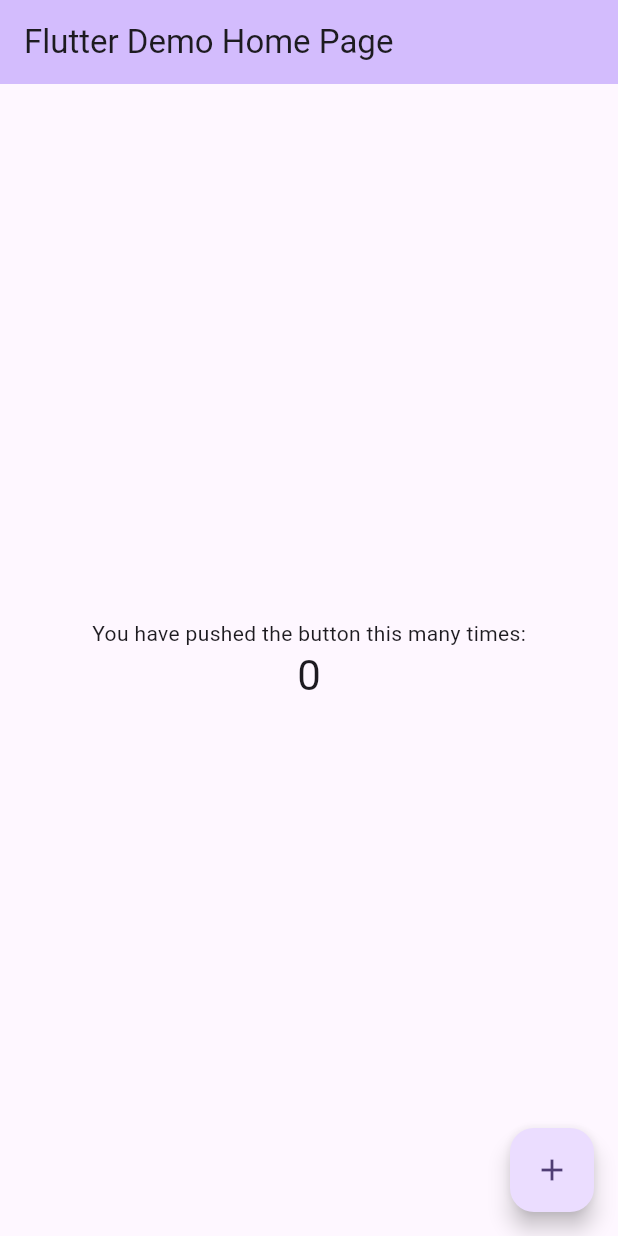
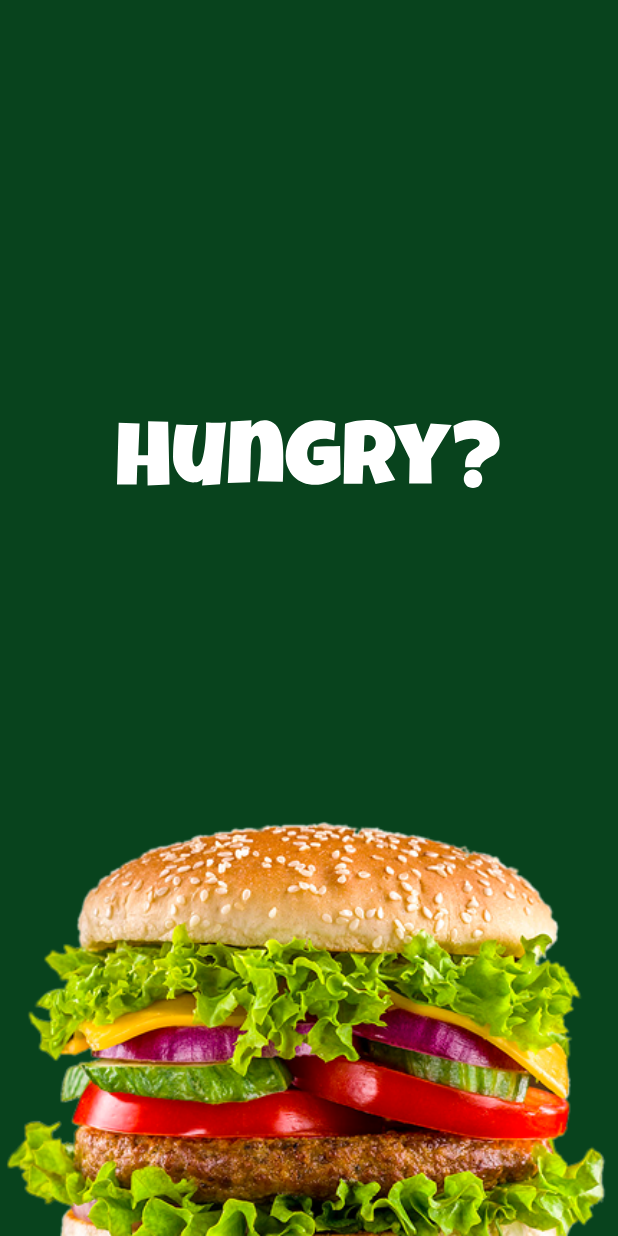
Before and after one commit to VRMX2/HUNGRY-APP-FLUTTER, a Flutter app: the screen it shows after launch, on a phone screen of 412 x 824 dp. Run offline on Flutter 3.47's test engine with Material 3 defaults, Android fonts, the phone set to English and light mode, and no system bars; our stand-ins replace flutter_svg.

Commit message:
new commit

```diff
--- a/lib/core/constants/app_colors.dart
+++ b/lib/core/constants/app_colors.dart
@@ -0,0 +1,5 @@
+import 'dart:ui';
+
+class AppColors {
+  static Color primary = Color(0xff08431D);
+}
--- a/lib/main.dart
+++ b/lib/main.dart
@@ -1,4 +1,5 @@
 import 'package:flutter/material.dart';
+import 'package:hungry/splash.dart';
 
 void main() {
   runApp(const MyApp());
@@ -9,56 +10,9 @@ class MyApp extends StatelessWidget {
   @override
   Widget build(BuildContext context) {
     return MaterialApp(
-      title: 'Flutter Demo',
-      theme: ThemeData(
-        colorScheme: ColorScheme.fromSeed(seedColor: Colors.deepPurple),
-      ),
-      home: const MyHomePage(title: 'Flutter Demo Home Page'),
+      debugShowCheckedModeBanner: false,
+      title: 'Hungry',
+      home: SplashView(),
     );
   }
 }
-
-class MyHomePage extends StatefulWidget {
-  const MyHomePage({super.key, required this.title});
-  final String title;
-
-  @override
-  State<MyHomePage> createState() => _MyHomePageState();
-}
-
-class _MyHomePageState extends State<MyHomePage> {
-  int _counter = 0;
-
-  void _incrementCounter() {
-    setState(() {
-      _counter++;
-    });
-  }
-
-  @override
-  Widget build(BuildContext context) {
-    return Scaffold(
-      appBar: AppBar(
-        backgroundColor: Theme.of(context).colorScheme.inversePrimary,
-        title: Text(widget.title),
-      ),
-      body: Center(
-        child: Column(
-          mainAxisAlignment: MainAxisAlignment.center,
-          children: <Widget>[
-            const Text('You have pushed the button this many times:'),
-            Text(
-              '$_counter',
-              style: Theme.of(context).textTheme.headlineMedium,
-            ),
-          ],
-        ),
-      ),
-      floatingActionButton: FloatingActionButton(
-        onPressed: _incrementCounter,
-        tooltip: 'Increment',
-        child: const Icon(Icons.add),
-      ),
-    );
-  }
-}
--- a/lib/splash.dart
+++ b/lib/splash.dart
@@ -0,0 +1,25 @@
+import 'package:flutter/material.dart';
+import 'package:flutter_svg/flutter_svg.dart';
+import 'package:hungry/core/constants/app_colors.dart';
+
+class SplashView extends StatelessWidget {
+  const SplashView({super.key});
+
+  @override
+  Widget build(BuildContext context) {
+    return Scaffold(
+      backgroundColor: AppColors.primary,
+      body: Center(
+        child: Column(
+          mainAxisAlignment: MainAxisAlignment.start,
+          children: [
+            SizedBox(height: 280),
+            SvgPicture.asset("assets/logo/logo.svg"),
+            Spacer(),
+            Image.asset("assets/splash/splash.png"),
+          ],
+        ),
+      ),
+    );
+  }
+}
```
Also changed, not shown: pubspec.yaml (+14 -71 lines), assets/logo/logo.svg (added), assets/splash/splash.png (added), lib/root.dart (added), pubspec.lock, 1 other file.
